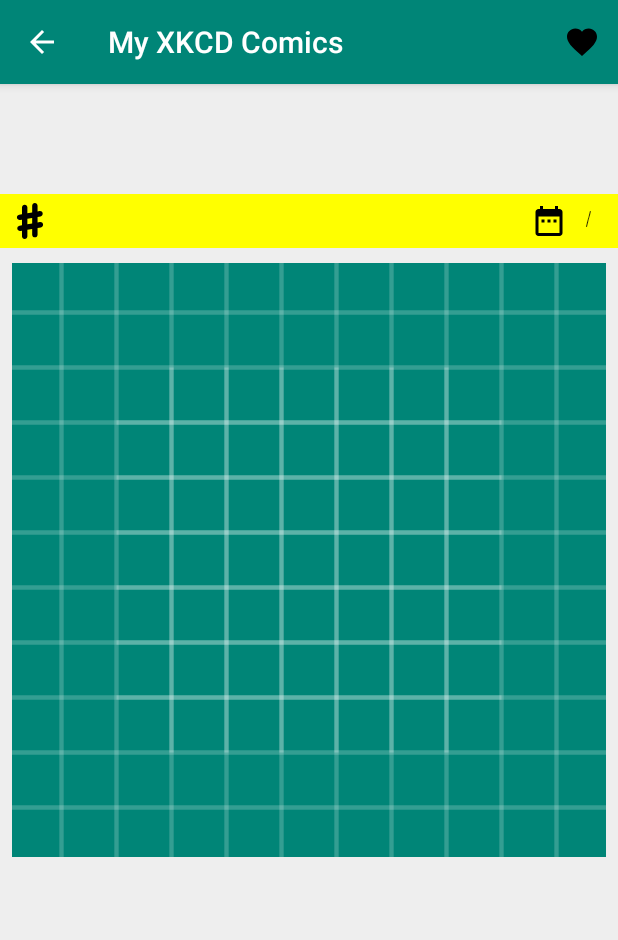
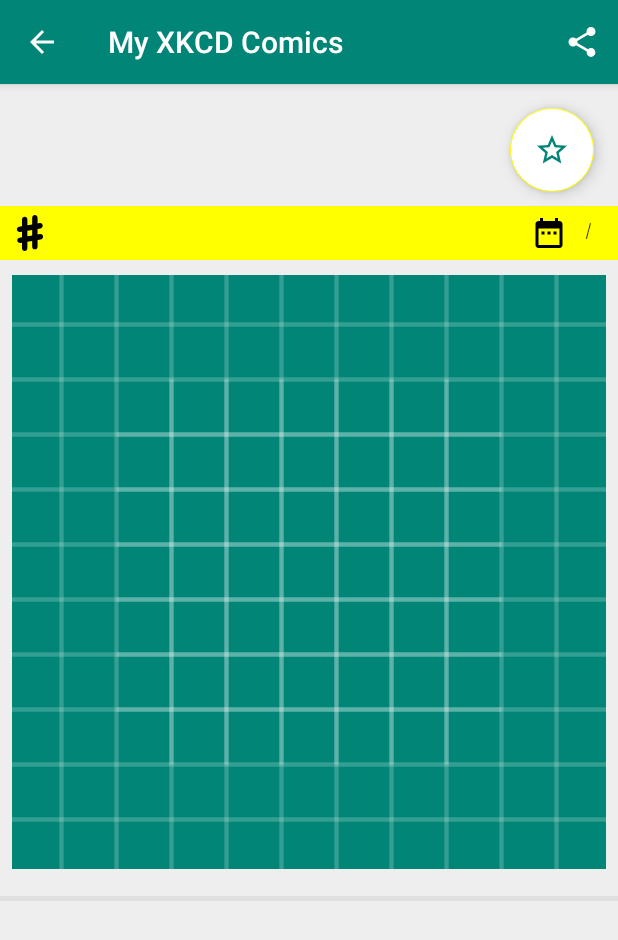
Before and after one commit to fireflyfif/shortcut-android-challenge, an Android app: the DetailComicActivity screen opened directly, with no data from a screen before it, on a phone screen of 412 x 824 dp. Shown: the top 940 px of the screen. Run offline under Robolectric (Android 15) with nearby library versions, the phone set to English and light mode, and no system bars; our stand-ins replace ButterKnife, Picasso, Room's generated code; libraries missing offline, so code that uses them is left out: android.arch.paging; pictures from the network do not load; 1 statement that could not run was skipped.

Commit message:
add function for saving and deleting a comic to the database

```diff
--- a/app/build.gradle
+++ b/app/build.gradle
@@ -17,6 +17,10 @@ android {
             minifyEnabled false
             proguardFiles getDefaultProguardFile('proguard-android.txt'), 'proguard-rules.pro'
         }
+    }
+    compileOptions {
+        sourceCompatibility = '1.8'
+        targetCompatibility = '1.8'
     }
 }
 
--- /dev/null
+++ b/app/src/main/java/com/example/android/myxkcdcomics/callbacks/ResultFromCallback.java
@@ -0,0 +1,5 @@
+package com.example.android.myxkcdcomics.callbacks;
+
+public interface ResultFromCallback {
+    void setResult(boolean isFav);
+}
--- a/app/src/main/java/com/example/android/myxkcdcomics/database/dao/FavComicsDao.java
+++ b/app/src/main/java/com/example/android/myxkcdcomics/database/dao/FavComicsDao.java
@@ -26,5 +26,6 @@ public interface FavComicsDao {
     @Query("SELECT number FROM fav_comics WHERE number = :comicNum")
     String getComicByNum(String comicNum);
 
-
+    @Query("DELETE FROM fav_comics WHERE number = :comicNumber")
+    void deleteComic(String comicNumber);
 }
--- a/app/src/main/java/com/example/android/myxkcdcomics/repository/XkcdRepository.java
+++ b/app/src/main/java/com/example/android/myxkcdcomics/repository/XkcdRepository.java
@@ -1,24 +1,15 @@
 package com.example.android.myxkcdcomics.repository;
 
 import android.app.Application;
-import android.arch.lifecycle.LiveData;
-import android.arch.lifecycle.MutableLiveData;
 import android.arch.paging.DataSource;
-import android.support.annotation.NonNull;
+import android.os.AsyncTask;
 import android.util.Log;
 
 import com.example.android.myxkcdcomics.AppExecutors;
-import com.example.android.myxkcdcomics.XkcdApplication;
+import com.example.android.myxkcdcomics.callbacks.ResultFromCallback;
 import com.example.android.myxkcdcomics.database.ComicsDatabase;
 import com.example.android.myxkcdcomics.database.FavComic;
 import com.example.android.myxkcdcomics.database.dao.FavComicsDao;
-import com.example.android.myxkcdcomics.model.CurrentXkcdComic;
-
-import java.util.List;
-
-import retrofit2.Call;
-import retrofit2.Callback;
-import retrofit2.Response;
 
 /*
 Repository pattern that is a Singleton class.
@@ -55,16 +46,13 @@ public class XkcdRepository {
         return INSTANCE;
     }
 
-    public List<FavComic> getFavComicsList() {
-        return favComicsDao.allComics();
-    }
-
     public DataSource.Factory<Integer, FavComic> getAllFavs() {
         return favComicsDao.getAllFavComics();
     }
 
     /**
      * Method for inserting a new item in the database
+     *
      * @param favComic the object being saved in the db
      */
     public void insertItem(final FavComic favComic) {
@@ -76,51 +64,51 @@ public class XkcdRepository {
         });
     }
 
-    /**
-     * Getter method that gets the loaded comic data
-     * TODO: Remove!!! Not in use now
-     *
-     * @return the loaded comic data from the XKCD API
-     */
-    public LiveData<CurrentXkcdComic> getCurrentComics() {
-        return loadCurrentComics();
+    public void deleteItem(final String comicNumber) {
+        AppExecutors.getInstance().diskIO().execute(new Runnable() {
+            @Override
+            public void run() {
+                Log.d(TAG, "Item is deleted from the db!");
+                favComicsDao.deleteComic(comicNumber);
+            }
+        });
     }
 
-    /**
-     * Method that loads the current comics from the XKCD API
-     * TODO: Remove!!! Not in use now
-     *
-     * @return the Mutable data of the current comics
+    /*
+    Get an item by Id from the database
      */
-    private LiveData<CurrentXkcdComic> loadCurrentComics() {
+    public void addOrRemoveFromDb(String comicNum, ResultFromCallback callback) {
+        new getItemByNum(comicNum, favComicsDao, callback).execute();
+    }
 
-        final MutableLiveData<CurrentXkcdComic> comicsData = new MutableLiveData<>();
+    /*
+    Query the item on a background thread via AsyncTask
+     */
+    private static class getItemByNum extends AsyncTask<Void, Void, Boolean> {
 
-        XkcdApplication.getInstance().getXkcdApi().getCurrentComic().enqueue(new Callback<CurrentXkcdComic>() {
+        private String comicNum;
+        private FavComicsDao favComicsDao;
+        private ResultFromCallback callback;
 
-            CurrentXkcdComic currentXkcdComics = new CurrentXkcdComic();
+        public getItemByNum(String comicNum, FavComicsDao favComicsDao,
+                            ResultFromCallback resultFromCallback) {
+            this.comicNum = comicNum;
+            this.favComicsDao = favComicsDao;
+            this.callback = resultFromCallback;
+        }
 
-            @Override
-            public void onResponse(@NonNull Call<CurrentXkcdComic> call, @NonNull Response<CurrentXkcdComic> response) {
-                if (response.isSuccessful()) {
-                    currentXkcdComics = response.body();
-                    if (currentXkcdComics != null) {
-                        // Set the value of the current comics
-                        comicsData.setValue(currentXkcdComics);
-                        Log.d(TAG, "Current comics loaded successfully!");
-                    } else {
-                        comicsData.setValue(null);
-                        Log.d(TAG, "Current comics NOT loaded successfully!");
-                    }
-                }
-            }
+        @Override
+        protected Boolean doInBackground(Void... voids) {
+            boolean isFav = comicNum.equals(favComicsDao.getComicByNum(comicNum));
+            Log.d(TAG, "doInBackground: Item is in the db: " + isFav);
 
-            @Override
-            public void onFailure(@NonNull Call<CurrentXkcdComic> call, @NonNull Throwable t) {
-                Log.d(TAG, "OnFailure! " + t.getMessage());
-            }
-        });
+            return isFav;
+        }
 
-        return comicsData;
+        @Override
+        protected void onPostExecute(Boolean isFav) {
+            callback.setResult(isFav);
+        }
     }
+
 }
--- a/app/src/main/java/com/example/android/myxkcdcomics/ui/DetailComicActivity.java
+++ b/app/src/main/java/com/example/android/myxkcdcomics/ui/DetailComicActivity.java
@@ -1,17 +1,23 @@
 package com.example.android.myxkcdcomics.ui;
 
+import android.arch.lifecycle.ViewModelProviders;
+import android.content.Intent;
 import android.support.design.widget.CoordinatorLayout;
+import android.support.design.widget.FloatingActionButton;
 import android.support.design.widget.Snackbar;
 import android.support.v7.app.AppCompatActivity;
 import android.os.Bundle;
 import android.support.v7.widget.Toolbar;
+import android.text.TextUtils;
 import android.util.Log;
 import android.view.Menu;
 import android.view.MenuItem;
+import android.view.View;
 import android.widget.ImageView;
 import android.widget.TextView;
 
 import com.example.android.myxkcdcomics.R;
+import com.example.android.myxkcdcomics.callbacks.ResultFromCallback;
 import com.example.android.myxkcdcomics.database.FavComic;
 import com.example.android.myxkcdcomics.model.CurrentXkcdComic;
 import com.example.android.myxkcdcomics.repository.XkcdRepository;
@@ -26,6 +32,9 @@ public class DetailComicActivity extends AppCompatActivity {
 
     private static final String TAG = DetailComicActivity.class.getSimpleName();
     private static final String COMIC_PARCEL_KEY = "comic_key";
+    private static final String IS_FAV_SAVED_STATE = "is_fav";
+    private static final int FAV_TAG = 0;
+    private static final int NON_FAV_TAG = 1;
 
     @BindView(R.id.coordinator_detail_comic)
     CoordinatorLayout coordinatorLayout;
@@ -45,8 +54,11 @@ public class DetailComicActivity extends AppCompatActivity {
     TextView description;
     @BindView(R.id.comic_detail_alt)
     TextView alt;
+    @BindView(R.id.fav_button)
+    FloatingActionButton fab;
 
     private CurrentXkcdComic currentXkcdComic;
+    private DetailComicViewModel viewModel;
 
     private String titleString;
     private String numberString;
@@ -56,6 +68,8 @@ public class DetailComicActivity extends AppCompatActivity {
     private String transcriptString;
     private String altString;
     private String imageString;
+
+    private boolean isAddedToDb;
 
     @Override
     protected void onCreate(Bundle savedInstanceState) {
@@ -68,6 +82,13 @@ public class DetailComicActivity extends AppCompatActivity {
             getSupportActionBar().setDisplayHomeAsUpEnabled(true);
         }
 
+        if (savedInstanceState != null) {
+            isAddedToDb = savedInstanceState.getBoolean(IS_FAV_SAVED_STATE);
+        }
+
+        // Initialize the ViewModel
+        viewModel = ViewModelProviders.of(this).get(DetailComicViewModel.class);
+
         if (getIntent().getExtras() != null) {
             Bundle receivedArgs = getIntent().getExtras();
             currentXkcdComic = receivedArgs.getParcelable(COMIC_PARCEL_KEY);
@@ -76,6 +97,63 @@ public class DetailComicActivity extends AppCompatActivity {
                 setupUI(currentXkcdComic);
             }
         }
+
+        viewModel.isAddedToDb(numberString, new ResultFromCallback() {
+            @Override
+            public void setResult(boolean isFav) {
+                if (isFav) {
+                    isAddedToDb = true;
+                    fab.setTag(FAV_TAG);
+                    fab.setImageResource(R.drawable.ic_star_black_24dp);
+                    Log.d(TAG, "Item is in the db." + isAddedToDb);
+                } else {
+                    isAddedToDb = false;
+                    fab.setTag(NON_FAV_TAG);
+                    fab.setImageResource(R.drawable.ic_star_border_black_24dp);
+                    Log.d(TAG, "Item is NOT in the db");
+                }
+            }
+        });
+
+        clickFab();
+    }
+
+    private void clickFab() {
+        fab.setOnClickListener(new View.OnClickListener() {
+            @Override
+            public void onClick(View view) {
+                setIconOnFab(view);
+            }
+        });
+    }
+
+    private void setIconOnFab(View view) {
+        int tagValue = (int) view.getTag();
+
+        switch (tagValue) {
+            case FAV_TAG:
+                // Delete from the db
+                deleteFromFavs();
+                fab.setTag(NON_FAV_TAG);
+                fab.setImageResource(R.drawable.ic_star_border_black_24dp);
+                break;
+            case NON_FAV_TAG:
+                // Add to the db
+                addToFavs();
+                fab.setTag(FAV_TAG);
+                fab.setImageResource(R.drawable.ic_star_black_24dp);
+            default:
+                fab.setTag(NON_FAV_TAG);
+                fab.setImageResource(R.drawable.ic_star_border_black_24dp);
+                break;
+        }
+
+    }
+
+    @Override
+    protected void onSaveInstanceState(Bundle outState) {
+        super.onSaveInstanceState(outState);
+        outState.putBoolean(IS_FAV_SAVED_STATE, isAddedToDb);
     }
 
     private void setupUI(CurrentXkcdComic currentComic) {
@@ -143,8 +221,16 @@ public class DetailComicActivity extends AppCompatActivity {
     @Override
     public boolean onOptionsItemSelected(MenuItem item) {
         switch (item.getItemId()) {
-            case R.id.action_favorite:
-                addComicToFavs();
+            case R.id.action_share:
+                // Share the image of the comics
+                Intent shareIntent = new Intent(Intent.ACTION_SEND);
+                if (imageString != null || !TextUtils.isEmpty(imageString)) {
+                    shareIntent.setType("text/plain");
+                    shareIntent.putExtra(Intent.EXTRA_TEXT, imageString);
+                    startActivity(shareIntent);
+                } else {
+                    Snackbar.make(coordinatorLayout, "Nothing to share", Snackbar.LENGTH_SHORT).show();
+                }
                 return true;
             default:
                 break;
@@ -152,15 +238,16 @@ public class DetailComicActivity extends AppCompatActivity {
         return super.onOptionsItemSelected(item);
     }
 
-    private void addComicToFavs() {
-
-
+    private void addToFavs() {
         FavComic favComic = new FavComic(monthString, numberString, linkString, yearString,
                 transcriptString, altString, imageString, titleString);
 
-        XkcdRepository.getInstance(getApplication()).insertItem(favComic);
-        Snackbar.make(coordinatorLayout, "Comic starred", Snackbar.LENGTH_SHORT).show();
-        Log.d(TAG, "Insert a new item into the db");
+        viewModel.insertInDb(favComic);
+        Snackbar.make(coordinatorLayout, "Comics added to favorites", Snackbar.LENGTH_LONG).show();
+    }
 
+    private void deleteFromFavs() {
+        viewModel.deleteItem(numberString);
+        Snackbar.make(coordinatorLayout, "Comics removed from favorites", Snackbar.LENGTH_LONG).show();
     }
 }
--- a/app/src/main/java/com/example/android/myxkcdcomics/ui/DetailComicViewModel.java
+++ b/app/src/main/java/com/example/android/myxkcdcomics/ui/DetailComicViewModel.java
@@ -1,4 +1,60 @@
 package com.example.android.myxkcdcomics.ui;
 
-public class DetailComicViewModel {
+import android.app.Application;
+import android.arch.lifecycle.AndroidViewModel;
+import android.arch.lifecycle.MutableLiveData;
+import android.util.Log;
+
+import com.example.android.myxkcdcomics.callbacks.ResultFromCallback;
+import com.example.android.myxkcdcomics.database.FavComic;
+import com.example.android.myxkcdcomics.repository.XkcdRepository;
+
+public class DetailComicViewModel extends AndroidViewModel {
+
+    private static final String TAG = DetailComicViewModel.class.getSimpleName();
+
+    private XkcdRepository repository;
+    private MutableLiveData<Boolean> isAddedToDb;
+    private boolean isAdded;
+
+    public DetailComicViewModel(Application application) {
+        super(application);
+
+        repository = XkcdRepository.getInstance(application);
+
+        isAddedToDb = new MutableLiveData<>();
+        isAddedToDb.postValue(false);
+
+        isAdded = false;
+    }
+
+    public void insertInDb(FavComic favComic) {
+        repository.insertItem(favComic);
+    }
+
+    public void deleteItem(String comicNum) {
+        repository.deleteItem(comicNum);
+    }
+
+    public void isAddedToDb(String comicNum, ResultFromCallback resultFromCallback) {
+        repository.addOrRemoveFromDb(comicNum, resultFromCallback);
+    }
+
+    public MutableLiveData<Boolean> addOrRemoveFromDb(String comicNum, FavComic favComic) {
+
+        repository.addOrRemoveFromDb(comicNum, new ResultFromCallback() {
+            @Override
+            public void setResult(boolean isFav) {
+                if (isFav) {
+                    isAddedToDb.postValue(false);
+                    Log.d(TAG, "Item is fav");
+                } else {
+                    isAddedToDb.postValue(true);
+                    Log.d(TAG, "Item is NOT fav");
+                }
+            }
+        });
+
+        return isAddedToDb;
+    }
 }
--- /dev/null
+++ b/app/src/main/res/drawable/ic_share_black_24dp.xml
@@ -0,0 +1,9 @@
+<vector xmlns:android="http://schemas.android.com/apk/res/android"
+        android:width="24dp"
+        android:height="24dp"
+        android:viewportWidth="24.0"
+        android:viewportHeight="24.0">
+    <path
+        android:fillColor="#FFFFFF"
+        android:pathData="M18,16.08c-0.76,0 -1.44,0.3 -1.96,0.77L8.91,12.7c0.05,-0.23 0.09,-0.46 0.09,-0.7s-0.04,-0.47 -0.09,-0.7l7.05,-4.11c0.54,0.5 1.25,0.81 2.04,0.81 1.66,0 3,-1.34 3,-3s-1.34,-3 -3,-3 -3,1.34 -3,3c0,0.24 0.04,0.47 0.09,0.7L8.04,9.81C7.5,9.31 6.79,9 6,9c-1.66,0 -3,1.34 -3,3s1.34,3 3,3c0.79,0 1.5,-0.31 2.04,-0.81l7.12,4.16c-0.05,0.21 -0.08,0.43 -0.08,0.65 0,1.61 1.31,2.92 2.92,2.92 1.61,0 2.92,-1.31 2.92,-2.92s-1.31,-2.92 -2.92,-2.92z"/>
+</vector>
--- /dev/null
+++ b/app/src/main/res/drawable/ic_star_black_24dp.xml
@@ -0,0 +1,9 @@
+<vector xmlns:android="http://schemas.android.com/apk/res/android"
+        android:width="24dp"
+        android:height="24dp"
+        android:viewportWidth="24.0"
+        android:viewportHeight="24.0">
+    <path
+        android:fillColor="#FF000000"
+        android:pathData="M12,17.27L18.18,21l-1.64,-7.03L22,9.24l-7.19,-0.61L12,2 9.19,8.63 2,9.24l5.46,4.73L5.82,21z"/>
+</vector>
--- /dev/null
+++ b/app/src/main/res/drawable/ic_star_border_black_24dp.xml
@@ -0,0 +1,9 @@
+<vector xmlns:android="http://schemas.android.com/apk/res/android"
+        android:width="24dp"
+        android:height="24dp"
+        android:viewportWidth="24.0"
+        android:viewportHeight="24.0">
+    <path
+        android:fillColor="#FF000000"
+        android:pathData="M22,9.24l-7.19,-0.62L12,2 9.19,8.63 2,9.24l5.46,4.73L5.82,21 12,17.27 18.18,21l-1.63,-7.03L22,9.24zM12,15.4l-3.76,2.27 1,-4.28 -3.32,-2.88 4.38,-0.38L12,6.1l1.71,4.04 4.38,0.38 -3.32,2.88 1,4.28L12,15.4z"/>
+</vector>
--- a/app/src/main/res/layout/activity_detail_comic.xml
+++ b/app/src/main/res/layout/activity_detail_comic.xml
@@ -36,27 +36,43 @@
 
                 <TextView
                     android:id="@+id/comic_detail_title"
-                    android:layout_width="match_parent"
+                    android:layout_width="0dp"
                     android:layout_height="wrap_content"
                     android:layout_marginStart="16dp"
                     android:layout_marginLeft="16dp"
                     android:layout_marginTop="16dp"
-                    android:layout_marginEnd="16dp"
-                    android:layout_marginRight="16dp"
+                    android:layout_marginEnd="8dp"
+                    android:layout_marginRight="8dp"
                     android:padding="@dimen/padding_6dp"
                     android:textAppearance="@style/TextAppearance.AppCompat.Headline"
                     android:textStyle="bold"
                     app:fontFamily="casual"
-                    app:layout_constraintEnd_toEndOf="parent"
+                    app:layout_constraintEnd_toStartOf="@+id/fav_button"
                     app:layout_constraintStart_toStartOf="parent"
                     app:layout_constraintTop_toTopOf="parent"
                     tools:text="Comic Title" />
+
+                <android.support.design.widget.FloatingActionButton
+                    android:id="@+id/fav_button"
+                    android:layout_width="wrap_content"
+                    android:layout_height="wrap_content"
+                    android:layout_margin="@dimen/margin_16dp"
+                    android:layout_marginTop="8dp"
+                    android:layout_marginEnd="8dp"
+                    android:layout_marginRight="8dp"
+                    android:contentDescription="@string/fab_contentDecription"
+                    android:tint="@color/colorPrimary"
+                    app:fabSize="normal"
+                    android:backgroundTint="@color/colorWhite"
+                    app:layout_constraintEnd_toEndOf="parent"
+                    app:layout_constraintTop_toTopOf="parent"
+                    app:srcCompat="@drawable/ic_star_border_black_24dp" />
 
                 <View
                     android:id="@+id/accent_bg"
                     android:layout_width="match_parent"
                     android:layout_height="36dp"
-                    android:layout_marginTop="8dp"
+                    android:layout_marginTop="16dp"
                     android:background="@color/colorAccent"
                     app:layout_constraintEnd_toEndOf="parent"
                     app:layout_constraintStart_toStartOf="parent"
@@ -164,6 +180,16 @@
                     app:layout_constraintTop_toBottomOf="@+id/accent_bg"
                     app:srcCompat="@drawable/ic_launcher_background" />
 
+                <View
+                    android:id="@+id/fab_anchor"
+                    android:layout_width="match_parent"
+                    android:layout_height="3dp"
+                    android:layout_marginTop="16dp"
+                    android:background="@color/colorBgDark"
+                    app:layout_constraintEnd_toEndOf="parent"
+                    app:layout_constraintStart_toStartOf="parent"
+                    app:layout_constraintTop_toBottomOf="@+id/comic_detail_image" />
+
                 <TextView
                     android:id="@+id/comic_detail_description"
                     android:layout_width="match_parent"
@@ -195,8 +221,9 @@
                     android:textColor="@color/colorPrimaryDark"
                     android:textStyle="bold"
                     app:layout_constraintEnd_toEndOf="parent"
+                    app:layout_constraintHorizontal_bias="0.0"
                     app:layout_constraintStart_toStartOf="parent"
-                    app:layout_constraintTop_toBottomOf="@+id/comic_detail_image"
+                    app:layout_constraintTop_toBottomOf="@+id/fab_anchor"
                     tools:text="Alt here of the comic" />
 
             </android.support.constraint.ConstraintLayout>
--- a/app/src/main/res/menu/detail_comic_menu.xml
+++ b/app/src/main/res/menu/detail_comic_menu.xml
@@ -4,11 +4,11 @@
     xmlns:tools="http://schemas.android.com/tools">
 
     <item
-        android:id="@+id/action_favorite"
+        android:id="@+id/action_share"
         android:title="Fav"
         android:orderInCategory="100"
-        app:showAsAction="always"
-        android:icon="@drawable/ic_favorite_black_24dp"
+        app:showAsAction="ifRoom"
+        android:icon="@drawable/ic_share_black_24dp"
         tools:ignore="HardcodedText" />
 
 </menu>
--- a/app/src/main/res/values/dimens.xml
+++ b/app/src/main/res/values/dimens.xml
@@ -6,4 +6,5 @@
     <dimen name="margin_vertical_8dp">8dp</dimen>
     <dimen name="detail_image_height">400dp</dimen>
     <dimen name="margin_6dp">6dp</dimen>
+    <dimen name="margin_16dp">16dp</dimen>
 </resources>
--- a/app/src/main/res/values/strings.xml
+++ b/app/src/main/res/values/strings.xml
@@ -2,4 +2,5 @@
     <string name="app_name">My XKCD Comics</string>
     <string name="slash_sign">/</string>
     <string name="empty_msg">No favorite items found. \nAdd your favorite artworks!</string>
+    <string name="fab_contentDecription">Add to favorites button</string>
 </resources>
```
